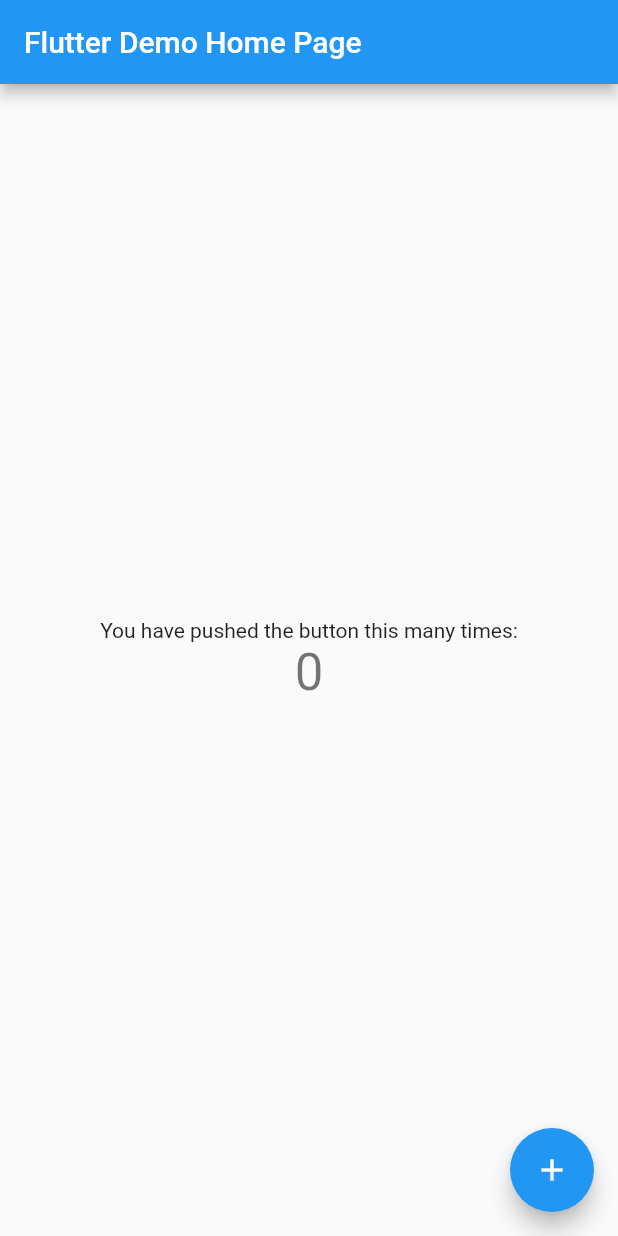
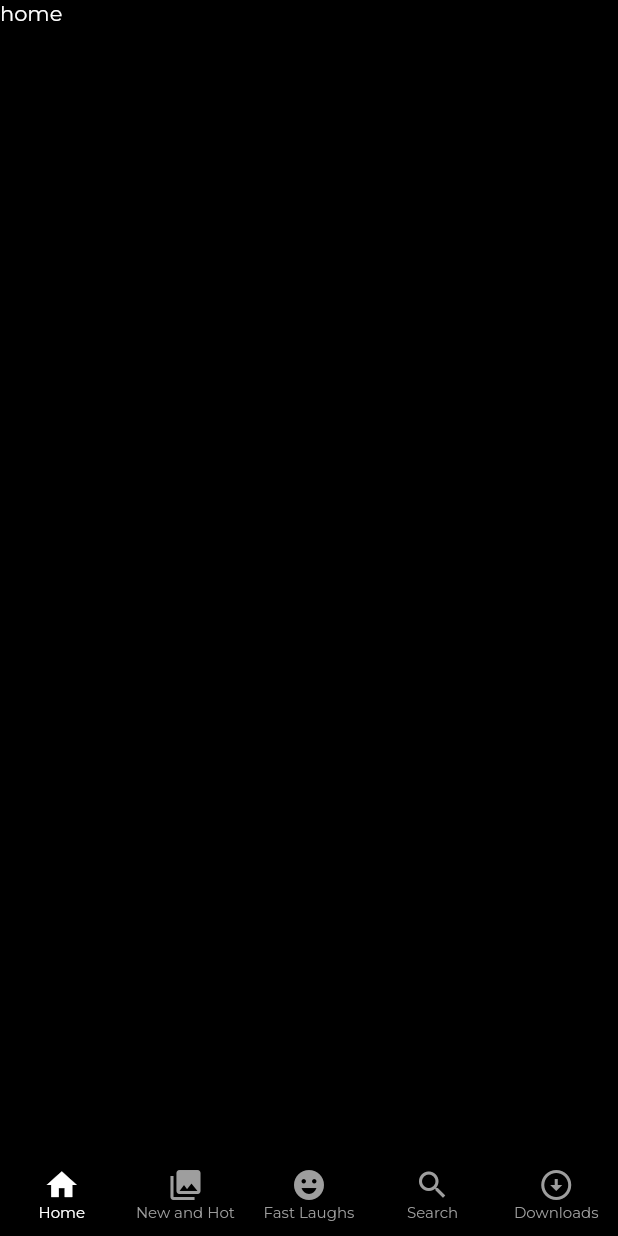
Before and after one commit to Vineeth-Kolichal/Netflix-UI-and-API-integration-TMDB, a Flutter app: the screen it shows after launch, on a phone screen of 412 x 824 dp. Run offline on Flutter 3.47's test engine with Material 2 defaults, Android fonts, the phone set to English and light mode, and no system bars; our stand-ins replace google_fonts.

```diff
--- a/lib/main.dart
+++ b/lib/main.dart
@@ -1,4 +1,7 @@
 import 'package:flutter/material.dart';
+import 'package:google_fonts/google_fonts.dart';
+import 'package:netflix/core/colors.dart';
+import 'package:netflix/presentation/main_page/main_page.dart';
 
 void main() {
   runApp(const MyApp());
@@ -7,109 +10,18 @@ void main() {
 class MyApp extends StatelessWidget {
   const MyApp({super.key});
 
-  // This widget is the root of your application.
   @override
   Widget build(BuildContext context) {
     return MaterialApp(
+      debugShowCheckedModeBanner: false,
       title: 'Flutter Demo',
       theme: ThemeData(
-        // This is the theme of your application.
-        //
-        // Try running your application with "flutter run". You'll see the
-        // application has a blue toolbar. Then, without quitting the app, try
-        // changing the primarySwatch below to Colors.green and then invoke
-        // "hot reload" (press "r" in the console where you ran "flutter run",
-        // or simply save your changes to "hot reload" in a Flutter IDE).
-        // Notice that the counter didn't reset back to zero; the application
-        // is not restarted.
+        fontFamily: GoogleFonts.montserrat().fontFamily,
+        scaffoldBackgroundColor: backgroundColor,
         primarySwatch: Colors.blue,
+        brightness: Brightness.dark,
       ),
-      home: const MyHomePage(title: 'Flutter Demo Home Page'),
+      home: ScreenMainPage(),
     );
   }
 }
-
-class MyHomePage extends StatefulWidget {
-  const MyHomePage({super.key, required this.title});
-
-  // This widget is the home page of your application. It is stateful, meaning
-  // that it has a State object (defined below) that contains fields that affect
-  // how it looks.
-
-  // This class is the configuration for the state. It holds the values (in this
-  // case the title) provided by the parent (in this case the App widget) and
-  // used by the build method of the State. Fields in a Widget subclass are
-  // always marked "final".
-
-  final String title;
-
-  @override
-  State<MyHomePage> createState() => _MyHomePageState();
-}
-
-class _MyHomePageState extends State<MyHomePage> {
-  int _counter = 0;
-
-  void _incrementCounter() {
-    setState(() {
-      // This call to setState tells the Flutter framework that something has
-      // changed in this State, which causes it to rerun the build method below
-      // so that the display can reflect the updated values. If we changed
-      // _counter without calling setState(), then the build method would not be
-      // called again, and so nothing would appear to happen.
-      _counter++;
-    });
-  }
-
-  @override
-  Widget build(BuildContext context) {
-    // This method is rerun every time setState is called, for instance as done
-    // by the _incrementCounter method above.
-    //
-    // The Flutter framework has been optimized to make rerunning build methods
-    // fast, so that you can just rebuild anything that needs updating rather
-    // than having to individually change instances of widgets.
-    return Scaffold(
-      appBar: AppBar(
-        // Here we take the value from the MyHomePage object that was created by
-        // the App.build method, and use it to set our appbar title.
-        title: Text(widget.title),
-      ),
-      body: Center(
-        // Center is a layout widget. It takes a single child and positions it
-        // in the middle of the parent.
-        child: Column(
-          // Column is also a layout widget. It takes a list of children and
-          // arranges them vertically. By default, it sizes itself to fit its
-          // children horizontally, and tries to be as tall as its parent.
-          //
-          // Invoke "debug painting" (press "p" in the console, choose the
-          // "Toggle Debug Paint" action from the Flutter Inspector in Android
-          // Studio, or the "Toggle Debug Paint" command in Visual Studio Code)
-          // to see the wireframe for each widget.
-          //
-          // Column has various properties to control how it sizes itself and
-          // how it positions its children. Here we use mainAxisAlignment to
-          // center the children vertically; the main axis here is the vertical
-          // axis because Columns are vertical (the cross axis would be
-          // horizontal).
-          mainAxisAlignment: MainAxisAlignment.center,
-          children: <Widget>[
-            const Text(
-              'You have pushed the button this many times:',
-            ),
-            Text(
-              '$_counter',
-              style: Theme.of(context).textTheme.headlineMedium,
-            ),
-          ],
-        ),
-      ),
-      floatingActionButton: FloatingActionButton(
-        onPressed: _incrementCounter,
-        tooltip: 'Increment',
-        child: const Icon(Icons.add),
-      ), // This trailing comma makes auto-formatting nicer for build methods.
-    );
-  }
-}
--- /dev/null
+++ b/lib/presentation/home/screen_home.dart
@@ -0,0 +1,11 @@
+import 'package:flutter/material.dart';
+class ScreenHome extends StatelessWidget {
+  const ScreenHome({super.key});
+
+  @override
+  Widget build(BuildContext context) {
+    return Scaffold(
+      body: Text('home'),
+    );
+  }
+}
--- /dev/null
+++ b/lib/presentation/main_page/main_page.dart
@@ -0,0 +1,34 @@
+import 'package:flutter/material.dart';
+import 'package:netflix/core/colors.dart';
+import 'package:netflix/presentation/downloads/downloads.dart';
+import 'package:netflix/presentation/fast_laugh/screen_fast_laugh.dart';
+import 'package:netflix/presentation/home/screen_home.dart';
+import 'package:netflix/presentation/main_page/widgets/bottom_nav.dart';
+import 'package:netflix/presentation/new_and_hot/screen_new_and_hot.dart';
+import 'package:netflix/presentation/search/screen_search.dart';
+
+class ScreenMainPage extends StatelessWidget {
+  ScreenMainPage({super.key});
+  List<Widget> pages = [
+    ScreenHome(),
+    ScreenNewAndHot(),
+    ScreenFastLaugh(),
+    ScreenSearch(),
+    ScreenDownloads()
+  ];
+
+  @override
+  Widget build(BuildContext context) {
+    return Scaffold(
+      backgroundColor: backgroundColor,
+      body: SafeArea(
+        child: ValueListenableBuilder(
+            valueListenable: indexChangedNotifier,
+            builder: (BuildContext context, int index, _) {
+              return pages[index];
+            }),
+      ),
+      bottomNavigationBar: BottomNavigationWidget(),
+    );
+  }
+}
--- /dev/null
+++ b/lib/presentation/main_page/widgets/bottom_nav.dart
@@ -0,0 +1,52 @@
+import 'package:flutter/material.dart';
+
+ValueNotifier<int> indexChangedNotifier = ValueNotifier(0);
+
+class BottomNavigationWidget extends StatelessWidget {
+  const BottomNavigationWidget({super.key});
+
+  @override
+  Widget build(BuildContext context) {
+    return ValueListenableBuilder(
+        valueListenable: indexChangedNotifier,
+        builder: (BuildContext ctx, int index, _) {
+          return BottomNavigationBar(
+              selectedFontSize: 10,
+              unselectedFontSize: 10,
+              onTap: (index) {
+                indexChangedNotifier.value = index;
+              },
+              type: BottomNavigationBarType.fixed,
+              currentIndex: index,
+              backgroundColor: Colors.black,
+              selectedItemColor: Colors.white,
+              unselectedItemColor: Colors.grey,
+              selectedIconTheme: const IconThemeData(
+                color: Colors.white,
+              ),
+              unselectedIconTheme: const IconThemeData(color: Colors.grey),
+              items: const [
+                BottomNavigationBarItem(
+                  icon: Icon(Icons.home),
+                  label: 'Home',
+                ),
+                BottomNavigationBarItem(
+                  icon: Icon(Icons.collections),
+                  label: 'New and Hot',
+                ),
+                BottomNavigationBarItem(
+                  icon: Icon(Icons.emoji_emotions),
+                  label: 'Fast Laughs',
+                ),
+                BottomNavigationBarItem(
+                  icon: Icon(Icons.search),
+                  label: 'Search',
+                ),
+                BottomNavigationBarItem(
+                  icon: Icon(Icons.arrow_circle_down_outlined),
+                  label: 'Downloads',
+                ),
+              ]);
+        });
+  }
+}
```
Also changed, not shown: lib/core/colors.dart (added, +7 -0 lines), lib/core/constants.dart (added, +8 -0 lines), lib/presentation/downloads/downloads.dart (added, +186 -0 lines), lib/presentation/fast_laugh/screen_fast_laugh.dart (added, +12 -0 lines), lib/presentation/new_and_hot/screen_new_and_hot.dart (added, +12 -0 lines), lib/presentation/search/screen_search.dart (added, +12 -0 lines), lib/presentation/widgets/custom_app_bar.dart (added, +28 -0 lines), pubspec.yaml (+4 -12 lines), pubspec.lock, 1 other file.
